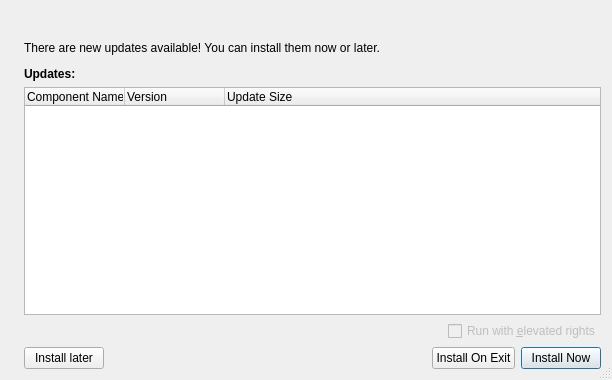
The window that AutoUpdaterGui/updateinfodialog.ui (Skycoder42/QtAutoUpdater) describes before a commit, drawn with Qt 5.
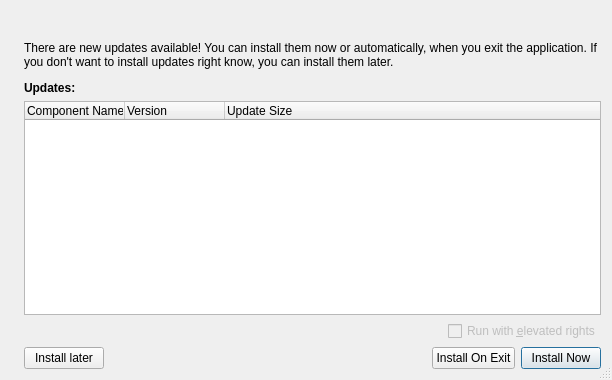
The same window after the commit.

```diff
--- a/AutoUpdaterGui/updateinfodialog.ui
+++ b/AutoUpdaterGui/updateinfodialog.ui
@@ -49,7 +49,7 @@
        <item>
         <widget class="QLabel" name="stateLabel">
          <property name="text">
-          <string>There are new updates available! You can install them now or later.</string>
+          <string>There are new updates available! You can install them now or automatically, when you exit the application. If you don't want to install updates right know, you can install them later.</string>
          </property>
          <property name="wordWrap">
           <bool>true</bool>
```
Left out of the diff: 9 changed lines with no effect on the pictures.
